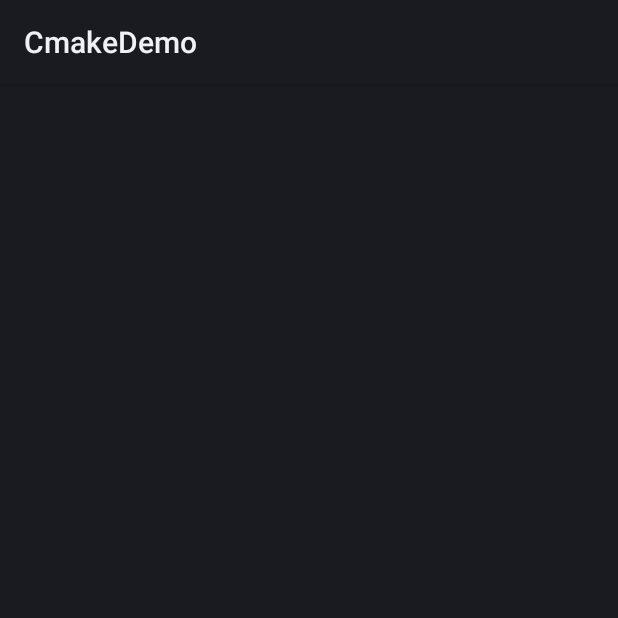
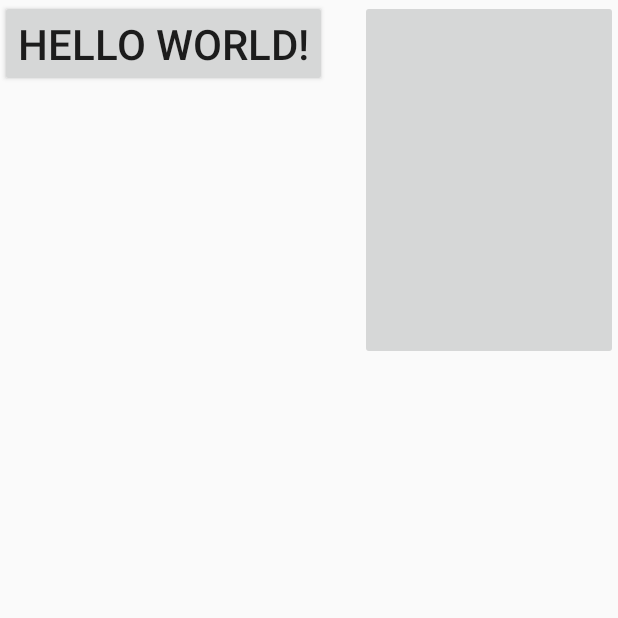
Before and after one commit to xiahangli/OpenCvDemo, an Android app: the screen it shows after launch (MainActivity), on a phone screen of 412 x 824 dp, the top half of it. Run offline under Robolectric (Android 15) with nearby library versions, the phone set to English and light mode, and no system bars; 3 statements that could not run were skipped.

Commit message:
指定一个theme主题

```diff
--- a/cmakedemo/src/main/res/values/styles.xml
+++ b/cmakedemo/src/main/res/values/styles.xml
@@ -1,7 +1,7 @@
 <resources>
 
     <!-- Base application theme. -->
-    <style name="opencv_AppTheme" >
+    <style name="opencv_AppTheme" parent="Theme.AppCompat.Light.NoActionBar">
         <!-- Customize your theme here. -->
 <!--        <item name="colorPrimary">@color/colorPrimary</item>-->
 <!--        <item name="colorPrimaryDark">@color/colorPrimaryDark</item>-->
```
